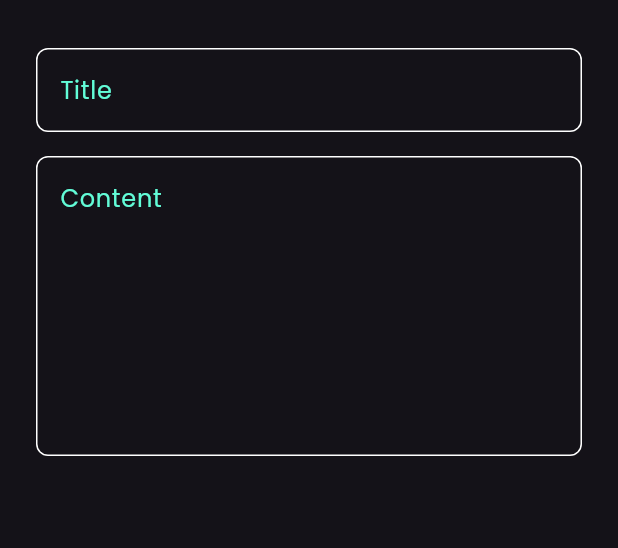
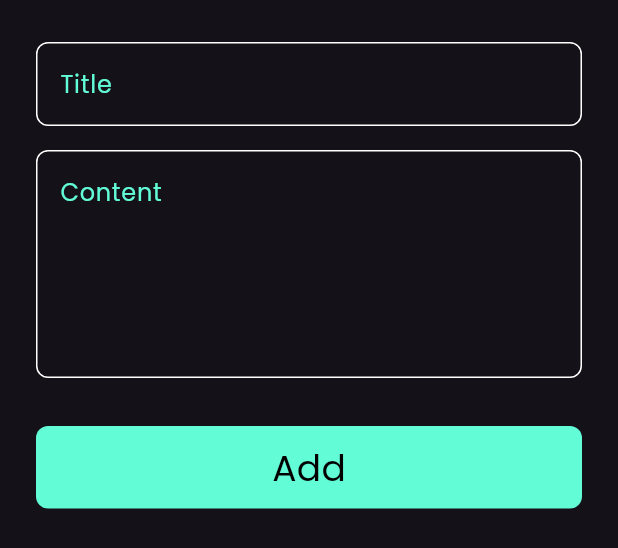
Before and after one commit to Abdelrahman-Badawi/nots_app, a Flutter app: the AddNoteBottomSheet widget shown alone on an empty page, opened directly, on a phone screen of 412 x 824 dp. Shown: the top 548 px of the screen. Run offline on Flutter 3.47's test engine with Material 3 defaults, Android fonts, the phone set to English and light mode, and no system bars.

Commit message:
finish notes bottom sheet

```diff
--- a/lib/views/widgets/add_note_bottom_sheet.dart
+++ b/lib/views/widgets/add_note_bottom_sheet.dart
@@ -1,4 +1,6 @@
 import 'package:flutter/material.dart';
+import 'package:notsapp/constants/constants.dart';
+import 'package:notsapp/views/widgets/custom_bottom.dart';
 import 'package:notsapp/views/widgets/custom_text_field.dart';
 
 class AddNoteBottomSheet extends StatelessWidget {
@@ -7,7 +9,8 @@ class AddNoteBottomSheet extends StatelessWidget {
   @override
   Widget build(BuildContext context) {
     return const Padding(
-      padding: EdgeInsets.symmetric(vertical: 32, horizontal: 24),
+      padding: EdgeInsets.only(top: 28, bottom: 0, right: 24, left: 24),
+      child: SingleChildScrollView(
         child: Column(
           children: [
             CustomTextField(
@@ -18,9 +21,17 @@ class AddNoteBottomSheet extends StatelessWidget {
             ),
             CustomTextField(
               hint: 'Content',
-            maxLines: 7,
+              maxLines: 5,
+            ),
+            SizedBox(
+              height: 32,
+            ),
+            CustomBottom(),
+            SizedBox(
+              height: 16,
             )
           ],
+        ),
       ),
     );
   }
--- /dev/null
+++ b/lib/views/widgets/custom_bottom.dart
@@ -0,0 +1,30 @@
+import 'package:flutter/material.dart';
+import 'package:notsapp/constants/constants.dart';
+
+class CustomBottom extends StatelessWidget {
+  const CustomBottom({super.key});
+
+  @override
+  Widget build(BuildContext context) {
+    return Container(
+      width: MediaQuery.of(context).size.width,
+      height: 55,
+      decoration: BoxDecoration(
+        color: kPrimaryColor,
+        borderRadius: BorderRadius.circular(
+          8,
+        ),
+      ),
+      child: const Center(
+        child: Text(
+          'Add',
+          style: TextStyle(
+            color: Colors.black,
+            fontSize: 24,
+            fontWeight: FontWeight.w400,
+          ),
+        ),
+      ),
+    );
+  }
+}
```
Lines whose indentation alone changed are shown as unchanged.
